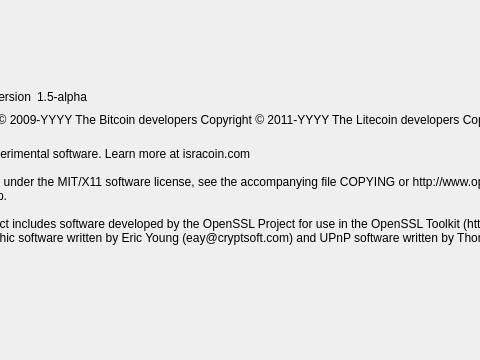
Above: src/qt/forms/aboutdialog.ui from israelcoin/Isracoin before the change; both pictures show x 81 to 561 and y 0 to 360 of the 758 by 360 pixel window. Below: the same form after it.
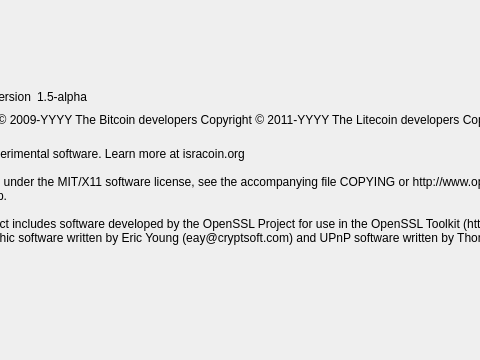
That is the form after the change. Icons and pictures are not drawn.

```diff
--- a/src/qt/forms/aboutdialog.ui
+++ b/src/qt/forms/aboutdialog.ui
@@ -110,7 +110,7 @@
        </property>
        <property name="text">
         <string>
-This is experimental software. Learn more at isracoin.com
+This is experimental software. Learn more at isracoin.org
 
 Distributed under the MIT/X11 software license, see the accompanying file COPYING or http://www.opensource.org/licenses/mit-license.php.
 
```
